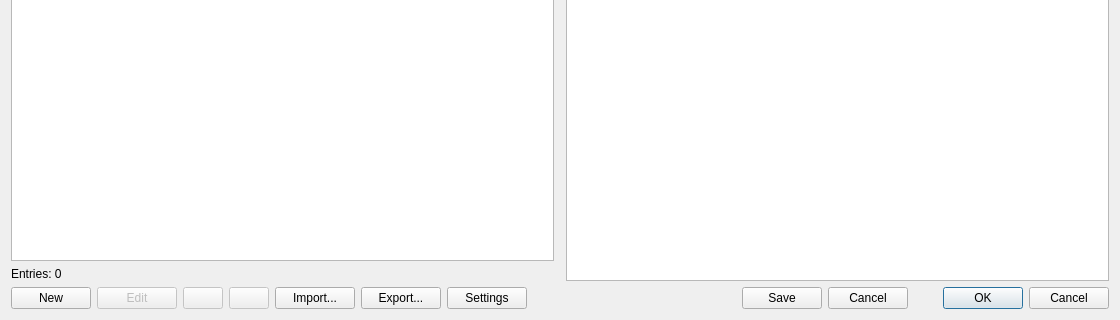
qelectrotech/qelectrotech-source-mirror, file sources/materiallist/materialselectiondialog.ui: the form before one commit; both pictures show x 0 to 1120 and y 480 to 800 of the 1120 by 800 pixel window.
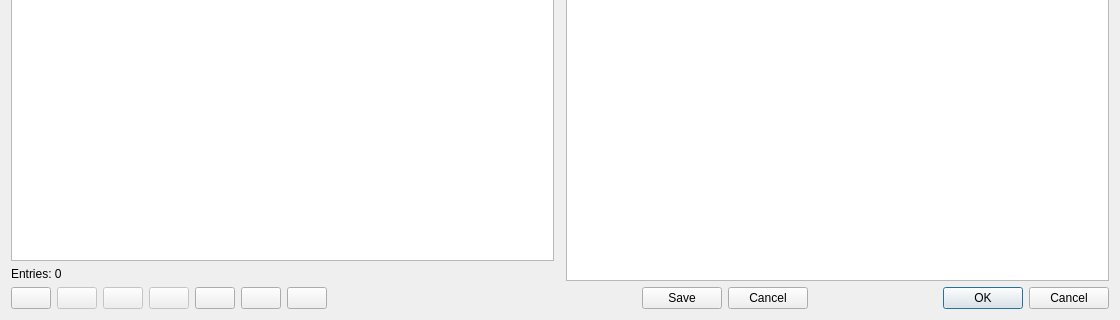
The form after the commit.

Commit message: ui(materiallist): use icon-only action buttons with name tooltips

What changed in the file:
```diff
--- a/sources/materiallist/materialselectiondialog.ui
+++ b/sources/materiallist/materialselectiondialog.ui
@@ -204,7 +204,7 @@
         <string extracomment="button adding a new row to the material list file">Add a new item to the list</string>
        </property>
        <property name="text">
-        <string>New</string>
+        <string/>
        </property>
       </widget>
      </item>
@@ -217,7 +217,7 @@
         <string extracomment="button editing the selected row in the material list file">Edit the selected item in the list</string>
        </property>
        <property name="text">
-        <string>Edit</string>
+        <string/>
        </property>
       </widget>
      </item>
@@ -253,7 +253,7 @@
         <string>Import entries from a CSV file into the materials list</string>
        </property>
        <property name="text">
-        <string>Import...</string>
+        <string/>
        </property>
       </widget>
      </item>
@@ -263,7 +263,7 @@
         <string>Export all, visible, or selected entries to a CSV file</string>
        </property>
        <property name="text">
-        <string>Export...</string>
+        <string/>
        </property>
       </widget>
      </item>
@@ -273,7 +273,7 @@
         <string>Open QElectroTech settings to configure the materials list file</string>
        </property>
        <property name="text">
-        <string>Settings</string>
+        <string/>
        </property>
       </widget>
      </item>
```
Left out of the diff: 14 changed lines with no effect on the pictures.
